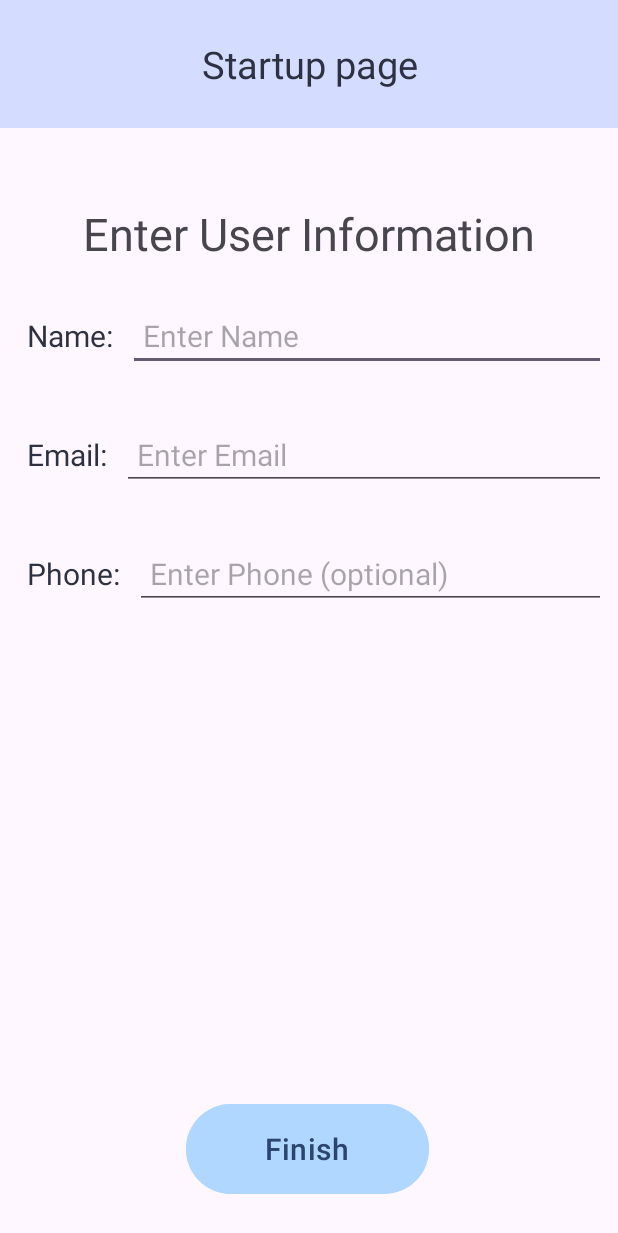
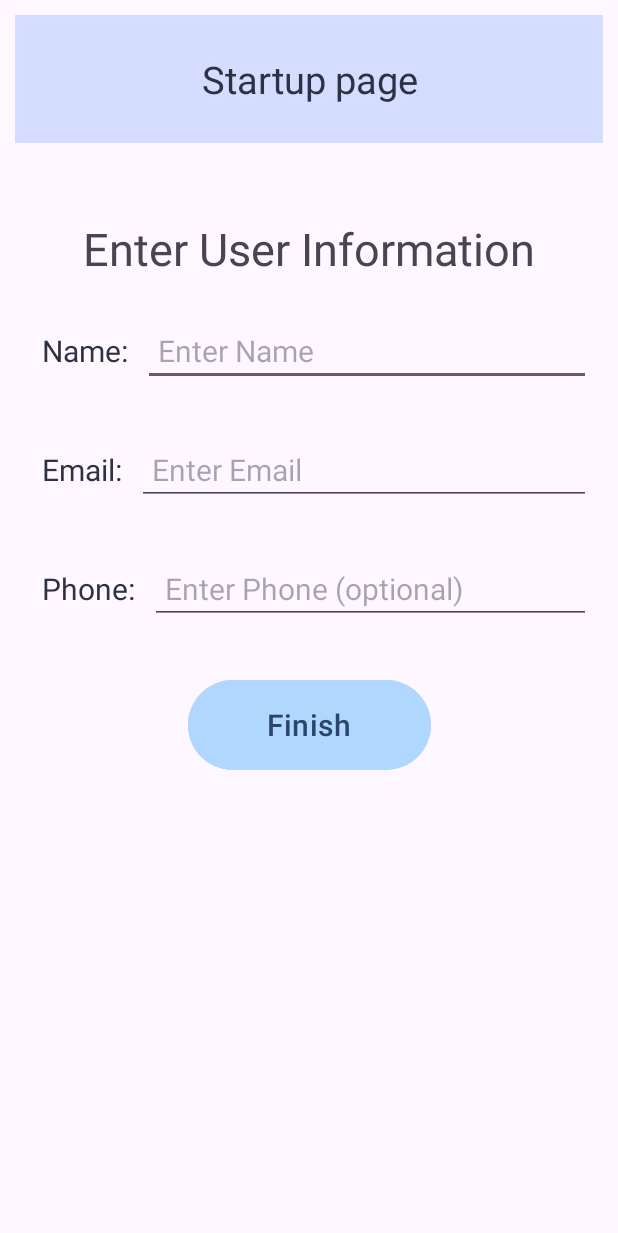
Before and after one commit to CMPUT301F24rocket/rocket-launch, an Android app: the layout startup.xml on its own in the app's theme, with its tools: preview values and no code run, on a phone screen of 412 x 824 dp. Shown: the top 1233 px of the screen. Run offline under Robolectric (Android 15) with nearby library versions, the phone set to English and light mode, and no system bars.

Commit message:
fixed first start up errors

```diff
--- a/app/src/main/java/com/example/rocket_launch/StartUpFragment.java
+++ b/app/src/main/java/com/example/rocket_launch/StartUpFragment.java
@@ -1,5 +1,6 @@
 package com.example.rocket_launch;
 
+import android.content.Intent;
 import android.os.Bundle;
 import android.util.Log;
 import android.view.LayoutInflater;
@@ -105,6 +106,10 @@ public class StartUpFragment extends Fragment {
                                 .beginTransaction()
                                 .replace(R.id.fragment_frame, frag) // Ensure R.id.fragment_frame is the container
                                 .commit();
+
+                        Intent intent = getActivity().getIntent();
+                        getActivity().finish();
+                        startActivity(intent);
                     },
                     error -> Log.e(TAG, "failed to update user details", error));
         }
--- a/app/src/main/java/com/example/rocket_launch/nav_fragments/CreateEventFragment.java
+++ b/app/src/main/java/com/example/rocket_launch/nav_fragments/CreateEventFragment.java
@@ -121,6 +121,9 @@ public class CreateEventFragment extends Fragment {
         usersDB.getCreatedEventIds(androidID, eventTitleList -> {
             FirebaseFirestore db = FirebaseFirestore.getInstance();
 
+            if (eventTitleList == null || eventTitleList.isEmpty()){
+                Log.e("Cannot Fetch Events", "fetchEvents: user eventsCreated is null");
+            } else {
                 // Fetch events only from the `events_dev` collection
                 db.collection("events_dev")
                         .whereIn("eventID", eventTitleList) // Ensure we fetch events matching IDs
@@ -144,6 +147,8 @@ public class CreateEventFragment extends Fragment {
                             Log.e("FetchEvents", "Error fetching events from events_dev collection", e);
                             Toast.makeText(requireContext(), "Failed to load events", Toast.LENGTH_SHORT).show();
                         });
+            }
+
         }, e -> Log.e("FetchEvents", "Error fetching event IDs", e));
     }
 
--- a/app/src/main/res/layout/activity_main.xml
+++ b/app/src/main/res/layout/activity_main.xml
@@ -22,6 +22,7 @@
         android:id="@+id/bottom_nav_view"
         app:menu="@menu/bottom_nav_menu"
         style="@style/BottomNavBarStyle"
+        android:visibility="gone"
 
         app:layout_constraintBottom_toBottomOf="parent"
         app:layout_constraintStart_toStartOf="parent"
--- a/app/src/main/res/layout/fragment_user_profile.xml
+++ b/app/src/main/res/layout/fragment_user_profile.xml
@@ -43,6 +43,7 @@
                     android:src="@drawable/account_cog"
                     android:backgroundTint="@color/periwinkle"
                     app:layout_constraintHorizontal_bias="0.95"
+                    android:visibility="gone"
 
                     app:layout_constraintTop_toTopOf="@+id/user_profile_header"
                     app:layout_constraintBottom_toBottomOf="@id/user_profile_header"
--- a/app/src/main/res/layout/select_role_fragment.xml
+++ b/app/src/main/res/layout/select_role_fragment.xml
@@ -14,7 +14,7 @@
         app:layout_constraintTop_toTopOf="parent">
 
         <TextView
-            android:layout_width="100dp"
+            android:layout_width="150dp"
             android:layout_height="match_parent"
             android:padding="10dp"
             android:text="Entrant"
@@ -37,7 +37,7 @@
         app:layout_constraintTop_toTopOf="parent">
 
         <TextView
-            android:layout_width="100dp"
+            android:layout_width="150dp"
             android:layout_height="match_parent"
             android:padding="10dp"
             android:text="Organizer"
--- a/app/src/main/res/layout/startup.xml
+++ b/app/src/main/res/layout/startup.xml
@@ -4,6 +4,17 @@
     xmlns:tools="http://schemas.android.com/tools"
     android:layout_width="match_parent"
     android:layout_height="match_parent">
+
+    <androidx.core.widget.NestedScrollView
+        android:layout_width="match_parent"
+        android:layout_height="0dp"
+        app:layout_constraintTop_toTopOf="parent"
+        app:layout_constraintBottom_toBottomOf="parent"
+        android:layout_margin="10dp">
+
+        <androidx.constraintlayout.widget.ConstraintLayout
+            android:layout_width="match_parent"
+            android:layout_height="wrap_content">
 
             <!--User Profile Header-->
             <TextView
@@ -176,23 +187,22 @@
                         android:hint="Enter Facility Address (optional)" />
 
                 </LinearLayout>
-
-
             </androidx.constraintlayout.widget.ConstraintLayout>
 
             <Button
                 android:id="@+id/startup_button"
                 android:layout_width="162dp"
                 android:layout_height="68dp"
-        android:layout_marginBottom="24dp"
+                android:layout_marginVertical="25dp"
                 android:text="Finish"
                 android:textColor="@color/marian_blue"
                 android:theme="@style/ButtonStyleA"
+                app:layout_constraintTop_toBottomOf="@id/organizer_startup_fields"
                 app:layout_constraintBottom_toBottomOf="parent"
                 app:layout_constraintEnd_toEndOf="parent"
-        app:layout_constraintHorizontal_bias="0.497"
-        app:layout_constraintStart_toStartOf="parent"
-        app:layout_constraintVertical_bias="0.848" />
+                app:layout_constraintStart_toStartOf="parent" />
+        </androidx.constraintlayout.widget.ConstraintLayout>
 
+    </androidx.core.widget.NestedScrollView>
 
 </androidx.constraintlayout.widget.ConstraintLayout>
```
Also changed, not shown: app/src/main/java/com/example/rocket_launch/MainActivity.java (+3 -4 lines), app/src/main/java/com/example/rocket_launch/SelectRolesFragment.java (+22 -6 lines). Lines whose indentation alone changed are shown as unchanged.
